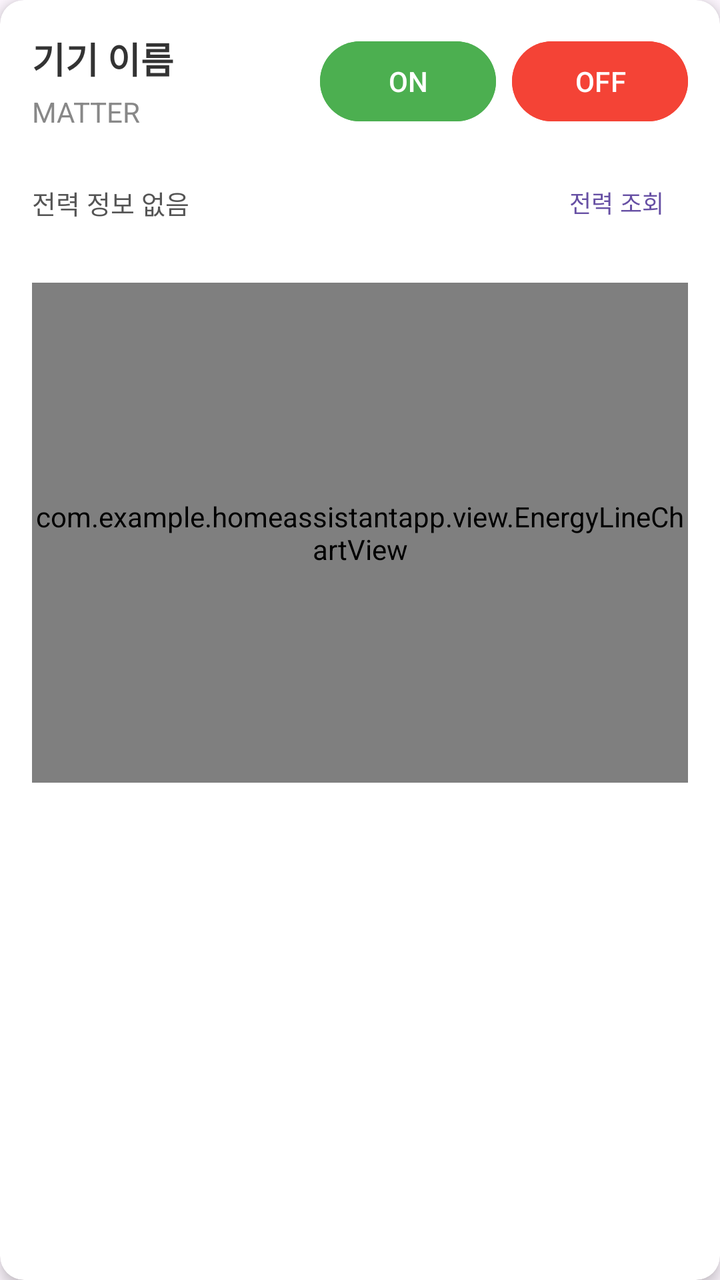
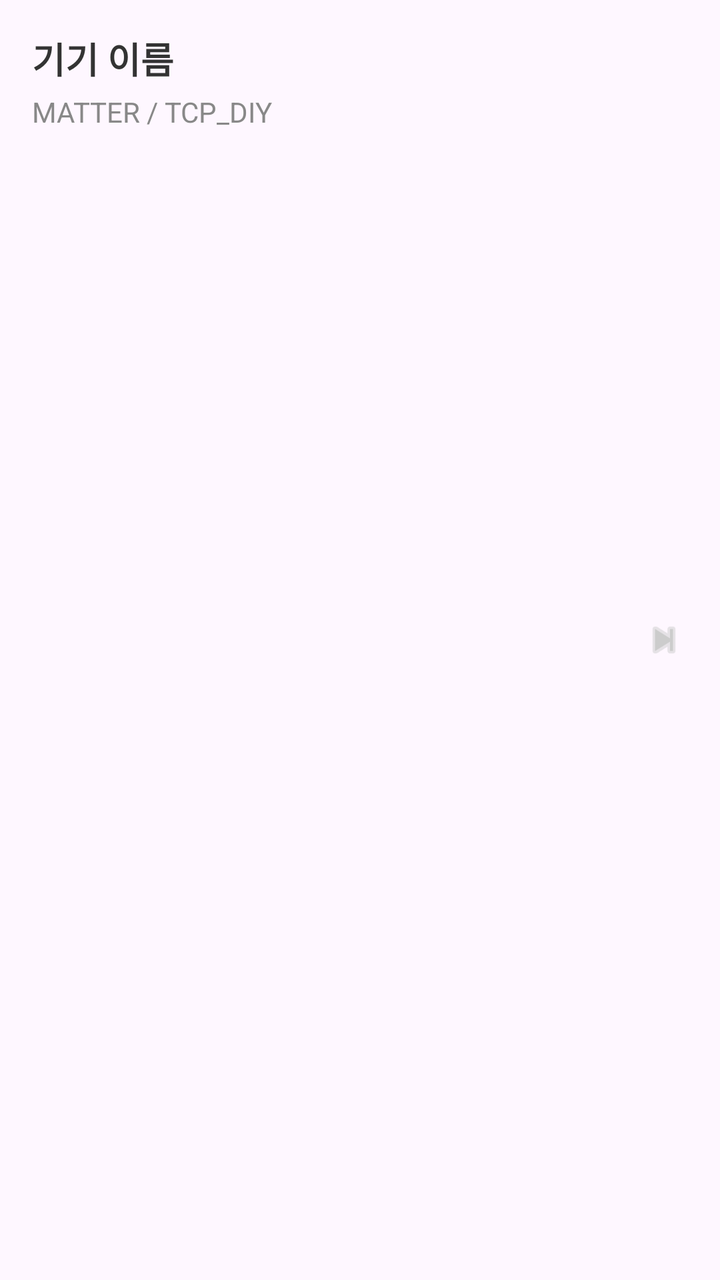

Screens rendered from an Android XML layout before and after an edit, with the pre-edit source and the edit as a unified diff.
<!-- AndroidManifest.xml: application theme Theme.HomeAssistantApp -->
<!-- res/layout/item_device.xml -->
<?xml version="1.0" encoding="utf-8"?>
<androidx.cardview.widget.CardView xmlns:android="http://schemas.android.com/apk/res/android"
    xmlns:app="http://schemas.android.com/apk/res-auto"
    android:layout_width="match_parent"
    android:layout_height="wrap_content"
    android:layout_margin="8dp"
    app:cardCornerRadius="12dp"
    app:cardElevation="4dp">

    
    <LinearLayout
        android:layout_width="match_parent"
        android:layout_height="wrap_content"
        android:orientation="vertical"
        android:padding="16dp">

        
        <LinearLayout
            android:layout_width="match_parent"
            android:layout_height="wrap_content"
            android:orientation="horizontal"
            android:gravity="center_vertical">

            <LinearLayout
                android:layout_width="0dp"
                android:layout_height="wrap_content"
                android:layout_weight="1"
                android:orientation="vertical">

                <TextView
                    android:id="@+id/textDeviceName"
                    android:layout_width="wrap_content"
                    android:layout_height="wrap_content"
                    android:text="기기 이름"
                    android:textSize="18sp"
                    android:textStyle="bold"
                    android:textColor="#333333"/>

                <TextView
                    android:id="@+id/textDeviceType"
                    android:layout_width="wrap_content"
                    android:layout_height="wrap_content"
                    android:text="MATTER"
                    android:textSize="14sp"
                    android:textColor="#888888"
                    android:layout_marginTop="4dp"/>
            </LinearLayout>

            <Button
                android:id="@+id/btnOn"
                android:layout_width="wrap_content"
                android:layout_height="wrap_content"
                android:text="ON"
                android:backgroundTint="#4CAF50"
                android:layout_marginEnd="8dp"/>

            <Button
                android:id="@+id/btnOff"
                android:layout_width="wrap_content"
                android:layout_height="wrap_content"
                android:text="OFF"
                android:backgroundTint="#F44336"/>
        </LinearLayout>

        
        <LinearLayout
            android:layout_width="match_parent"
            android:layout_height="wrap_content"
            android:orientation="horizontal"
            android:gravity="center_vertical"
            android:layout_marginTop="12dp">

            <TextView
                android:id="@+id/textPowerInfo"
                android:layout_width="0dp"
                android:layout_height="wrap_content"
                android:layout_weight="1"
                android:text="전력 정보 없음"
                android:textColor="#555555"
                android:textSize="13sp" />

            <Button
                android:id="@+id/btnEnergy"
                android:layout_width="wrap_content"
                android:layout_height="wrap_content"
                android:text="전력 조회"
                android:textSize="12sp"
                style="?android:attr/buttonBarButtonStyle" />
        </LinearLayout>
        <com.example.homeassistantapp.view.EnergyLineChartView
            android:id="@+id/modularEnergyChart"
            android:layout_width="match_parent"
            android:layout_height="250dp"
            android:layout_marginTop="16dp"/>

    </LinearLayout>
</androidx.cardview.widget.CardView>
<!-- resources referenced by this layout -->
<resources>
  <style name="Theme.HomeAssistantApp" parent="Base.Theme.HomeAssistantApp" />
  <style name="Base.Theme.HomeAssistantApp" parent="Theme.Material3.DayNight.NoActionBar">
          
          
      </style>
</resources>

<!-- the commit's change to res/layout/item_device.xml (unified diff, before → after) -->
@@ -1,97 +1,43 @@
 <?xml version="1.0" encoding="utf-8"?>
-<androidx.cardview.widget.CardView xmlns:android="http://schemas.android.com/apk/res/android"
+<RelativeLayout xmlns:android="http://schemas.android.com/apk/res/android"
     xmlns:app="http://schemas.android.com/apk/res-auto"
     android:layout_width="match_parent"
     android:layout_height="wrap_content"
+    android:padding="16dp"
     android:layout_margin="8dp"
-    app:cardCornerRadius="12dp"
-    app:cardElevation="4dp">
+    android:background="?android:attr/selectableItemBackground"
+    android:elevation="2dp">
+
+    <LinearLayout
+        android:layout_width="wrap_content"
+        android:layout_height="wrap_content"
+        android:orientation="vertical">
+
+        <TextView
+            android:id="@+id/tvDeviceName"
+            android:layout_width="wrap_content"
+            android:layout_height="wrap_content"
+            android:text="기기 이름"
+            android:textSize="18sp"
+            android:textStyle="bold"
+            android:textColor="#333333" />
+
+        <TextView
+            android:id="@+id/tvDeviceType"
+            android:layout_width="wrap_content"
+            android:layout_height="wrap_content"
+            android:layout_marginTop="4dp"
+            android:text="MATTER / TCP_DIY"
+            android:textSize="14sp"
+            android:textColor="#888888" />
+    </LinearLayout>
 
     
-    <LinearLayout
-        android:layout_width="match_parent"
-        android:layout_height="wrap_content"
-        android:orientation="vertical"
-        android:padding="16dp">
-
-        
-        <LinearLayout
-            android:layout_width="match_parent"
-            android:layout_height="wrap_content"
-            android:orientation="horizontal"
-            android:gravity="center_vertical">
-
-            <LinearLayout
-                android:layout_width="0dp"
-                android:layout_height="wrap_content"
-                android:layout_weight="1"
-                android:orientation="vertical">
-
-                <TextView
-                    android:id="@+id/textDeviceName"
-                    android:layout_width="wrap_content"
-                    android:layout_height="wrap_content"
-                    android:text="기기 이름"
-                    android:textSize="18sp"
-                    android:textStyle="bold"
-                    android:textColor="#333333"/>
-
-                <TextView
-                    android:id="@+id/textDeviceType"
-                    android:layout_width="wrap_content"
-                    android:layout_height="wrap_content"
-                    android:text="MATTER"
-                    android:textSize="14sp"
-                    android:textColor="#888888"
-                    android:layout_marginTop="4dp"/>
-            </LinearLayout>
-
-            <Button
-                android:id="@+id/btnOn"
-                android:layout_width="wrap_content"
-                android:layout_height="wrap_content"
-                android:text="ON"
-                android:backgroundTint="#4CAF50"
-                android:layout_marginEnd="8dp"/>
-
-            <Button
-                android:id="@+id/btnOff"
-                android:layout_width="wrap_content"
-                android:layout_height="wrap_content"
-                android:text="OFF"
-                android:backgroundTint="#F44336"/>
-        </LinearLayout>
-
-        
-        <LinearLayout
-            android:layout_width="match_parent"
-            android:layout_height="wrap_content"
-            android:orientation="horizontal"
-            android:gravity="center_vertical"
-            android:layout_marginTop="12dp">
-
-            <TextView
-                android:id="@+id/textPowerInfo"
-                android:layout_width="0dp"
-                android:layout_height="wrap_content"
-                android:layout_weight="1"
-                android:text="전력 정보 없음"
-                android:textColor="#555555"
-                android:textSize="13sp" />
-
-            <Button
-                android:id="@+id/btnEnergy"
-                android:layout_width="wrap_content"
-                android:layout_height="wrap_content"
-                android:text="전력 조회"
-                android:textSize="12sp"
-                style="?android:attr/buttonBarButtonStyle" />
-        </LinearLayout>
-        <com.example.homeassistantapp.view.EnergyLineChartView
-            android:id="@+id/modularEnergyChart"
-            android:layout_width="match_parent"
-            android:layout_height="250dp"
-            android:layout_marginTop="16dp"/>
-
-    </LinearLayout>
-</androidx.cardview.widget.CardView>
+    <ImageView
+        android:layout_width="24dp"
+        android:layout_height="24dp"
+        android:layout_alignParentEnd="true"
+        android:layout_centerVertical="true"
+        android:src="@android:drawable/ic_media_next"
+        app:tint="#CCCCCC" />
+</RelativeLayout>
